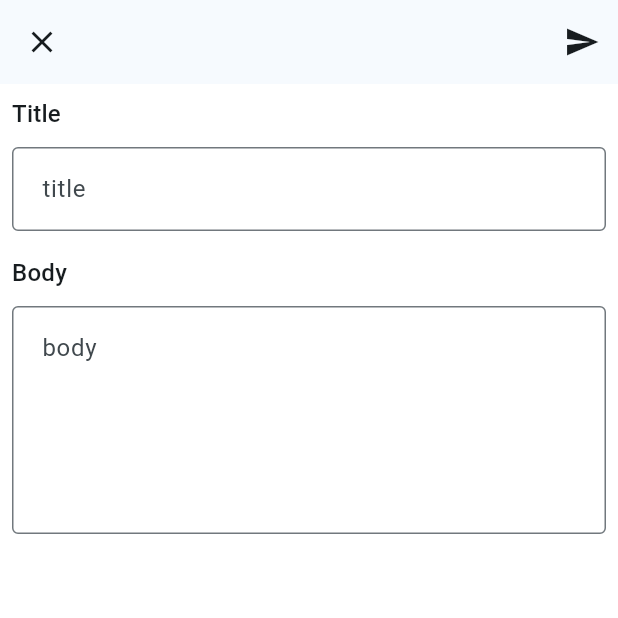
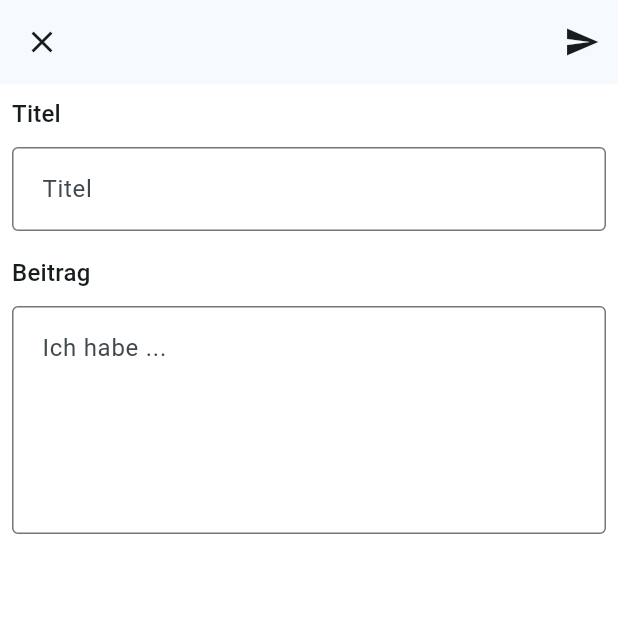
Before and after one commit to SamuelBehrmann/mobile_anwendungen, a Flutter app: the screen it shows after launch, item 2 of the bottom bar chosen, on a phone screen of 412 x 824 dp, the top half of it. Run offline on Flutter 3.47's test engine with Material 3 defaults, Android fonts, the phone set to English and light mode, and no system bars; our stand-ins replace cached_network_image, flutter_riverpod, fpdart, freezed_annotation, go_router, riverpod_annotation; generated files the repository leaves out were written again; network calls fail.

Commit message:
fix: merge review

```diff
--- a/lib/ui/screens/create_post/create_post_controller_impl.dart
+++ b/lib/ui/screens/create_post/create_post_controller_impl.dart
@@ -12,8 +12,8 @@ class CreatePostControllerImpl extends _$CreatePostControllerImpl
   CreatePostModel build(
       {required CreatePostNavigationService navigationService}) {
     CreatePostModel model = const CreatePostModel(
-      title: '',
-      body: '',
+      title: null,
+      body: null,
     );
 
     return model;
@@ -21,6 +21,10 @@ class CreatePostControllerImpl extends _$CreatePostControllerImpl
 
   @override
   void send({required String title, required String body}) {
+    state = state.copyWith(
+      title: title,
+      body: body,
+    );
     print("controller title: " + title);
     print("controller body: " + body);
   }
--- a/lib/ui/screens/create_post/create_post_model.dart
+++ b/lib/ui/screens/create_post/create_post_model.dart
@@ -5,7 +5,7 @@ part 'create_post_model.freezed.dart';
 @freezed
 class CreatePostModel with _$CreatePostModel {
   const factory CreatePostModel({
-    required String title,
-    required String body,
+    required String? title,
+    required String? body,
   }) = _CreatePostModel;
 }
--- a/lib/ui/screens/create_post/create_post_view.dart
+++ b/lib/ui/screens/create_post/create_post_view.dart
@@ -13,16 +13,16 @@ class CreatePostView extends StatelessWidget {
 
   Widget _buildTitleField() => Builder(
         builder: (BuildContext context) => CustomTextFormField(
-          hint: "title",
-          label: 'Title',
+          hint: "Titel",
+          label: 'Titel',
           controller: titleController,
         ),
       );
 
   Widget _buildBodyField() => Builder(
         builder: (BuildContext context) => CustomTextFormField(
-          hint: "body",
-          label: 'Body',
+          hint: "Ich habe ...",
+          label: 'Beitrag',
           controller: bodyController,
           minLines: 5,
           maxLines: 25,
@@ -42,14 +42,15 @@ class CreatePostView extends StatelessWidget {
             IconButton(
               onPressed: () {
                 controller.send(
-                    body: bodyController.text, title: titleController.text);
+                  body: bodyController.text,
+                  title: titleController.text,
+                );
               },
               icon: const Icon(Icons.send),
             ),
           ],
         ),
-        body: SingleChildScrollView(
-          child: Column(
+        body: ListView(
           children: <Widget>[
             Padding(
               padding: const EdgeInsets.all(8.0),
@@ -61,6 +62,5 @@ class CreatePostView extends StatelessWidget {
             ),
           ],
         ),
-        ),
       );
 }
```
Also changed, not shown: lib/ui/screens/create_post/create_post_controller_impl.g.dart, lib/ui/screens/create_post/create_post_model.freezed.dart. Lines whose indentation alone changed are shown as unchanged.
